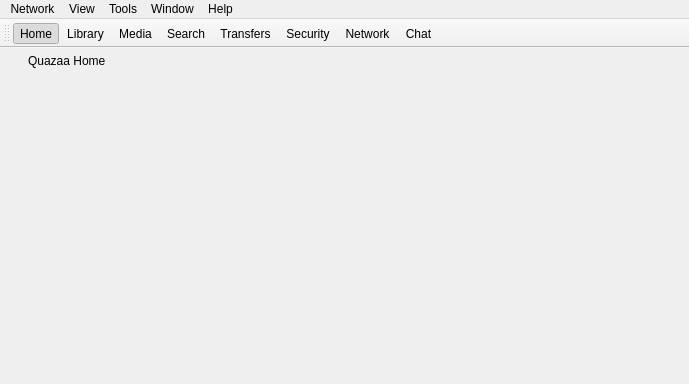
The window that winmain.ui (c3c/quazaa) describes before a commit, drawn with Qt 5.
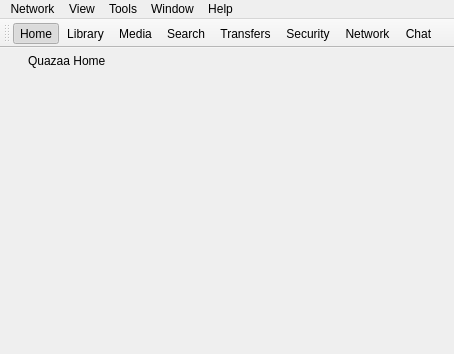
The same window after the commit. Icons and pictures are not drawn.

Diff of the .ui file:
```diff
--- a/winmain.ui
+++ b/winmain.ui
@@ -6,8 +6,8 @@
    <rect>
     <x>0</x>
     <y>0</y>
-    <width>689</width>
-    <height>384</height>
+    <width>454</width>
+    <height>354</height>
    </rect>
   </property>
   <property name="windowTitle">
@@ -94,8 +94,8 @@
     <rect>
      <x>0</x>
      <y>0</y>
-     <width>689</width>
-     <height>27</height>
+     <width>454</width>
+     <height>20</height>
     </rect>
    </property>
    <widget class="QMenu" name="menuNetwork">
```
Left out of the diff: 258 changed lines with no effect on the pictures.
